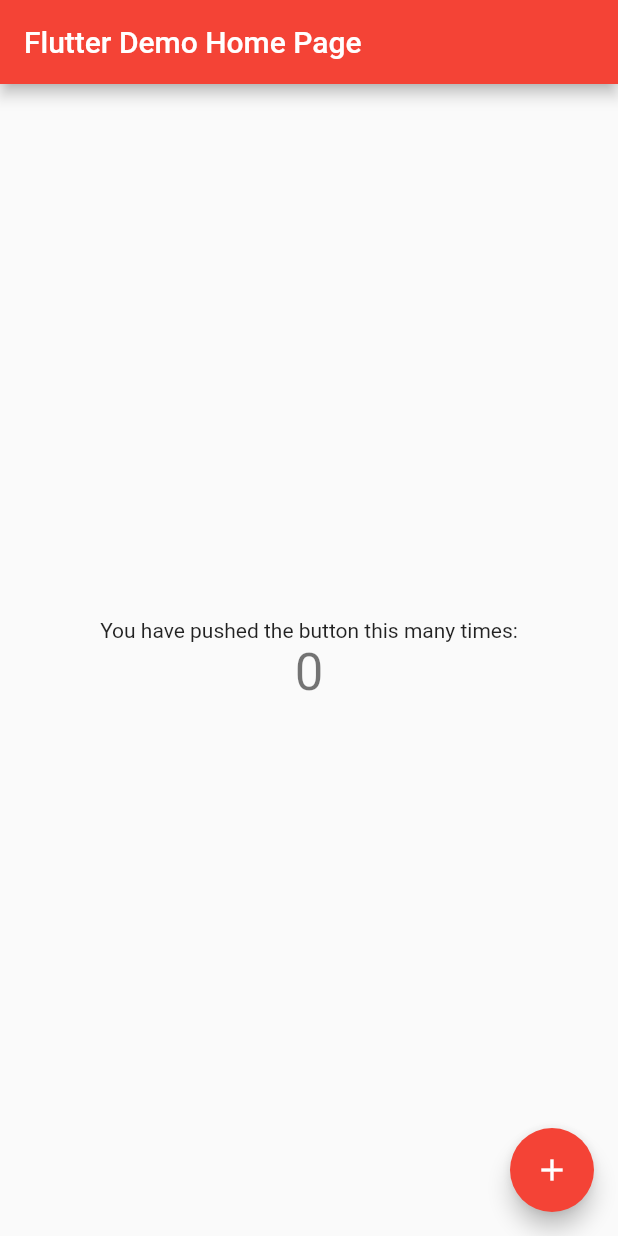
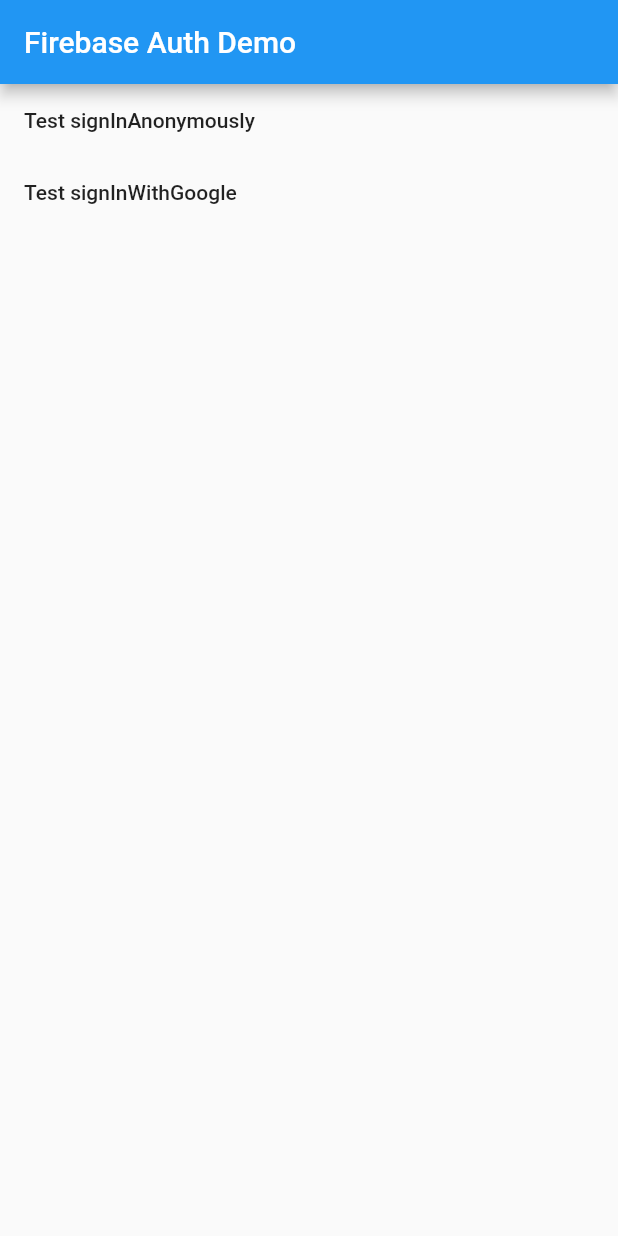
Before and after one commit to spartan-vishan/cryptobot, a Flutter app: the screen it shows after launch, on a phone screen of 412 x 824 dp. Run offline on Flutter 3.47's test engine with Material 2 defaults, Android fonts, the phone set to English and light mode, and no system bars; our stand-ins replace firebase_auth, google_sign_in; accounts and stored records are empty.

Commit message:
setting up auth

```diff
--- a/myapp/lib/main.dart
+++ b/myapp/lib/main.dart
@@ -1,42 +1,29 @@
+import 'dart:async';
+import 'dart:io';
+
 import 'package:flutter/material.dart';
 import 'package:firebase_auth/firebase_auth.dart';
+import 'package:google_sign_in/google_sign_in.dart';
 
+final FirebaseAuth _auth = FirebaseAuth.instance;
+final GoogleSignIn _googleSignIn = new GoogleSignIn();
 
-void main() => runApp(new MyApp());
+void main() {
+  runApp(new MyApp());
+}
 
 class MyApp extends StatelessWidget {
-  // This widget is the root of your application.
   @override
   Widget build(BuildContext context) {
     return new MaterialApp(
-      title: 'Flutter Demo',
-      theme: new ThemeData(
-        // This is the theme of your application.
-        //
-        // Try running your application with "flutter run". You'll see the
-        // application has a blue toolbar. Then, without quitting the app, try
-        // changing the primarySwatch below to Colors.green and then invoke
-        // "hot reload" (press "r" in the console where you ran "flutter run",
-        // or press Run > Flutter Hot Reload in IntelliJ). Notice that the
-        // counter didn't reset back to zero; the application is not restarted.
-        primarySwatch: Colors.red,
-      ),
-      home: new MyHomePage(title: 'Flutter Demo Home Page'),
+      title: 'Firebase Auth Demo',
+      home: new MyHomePage(title: 'Firebase Auth Demo'),
     );
   }
 }
 
 class MyHomePage extends StatefulWidget {
   MyHomePage({Key key, this.title}) : super(key: key);
-
-  // This widget is the home page of your application. It is stateful, meaning
-  // that it has a State object (defined below) that contains fields that affect
-  // how it looks.
-
-  // This class is the configuration for the state. It holds the values (in this
-  // case the title) provided by the parent (in this case the App widget) and
-  // used by the build method of the State. Fields in a Widget subclass are
-  // always marked "final".
 
   final String title;
 
@@ -45,67 +32,84 @@
 }
 
 class _MyHomePageState extends State<MyHomePage> {
-  int _counter = 0;
+  Future<String> _message = new Future<String>.value('');
 
-  void _incrementCounter() {
-    setState(() {
-      // This call to setState tells the Flutter framework that something has
-      // changed in this State, which causes it to rerun the build method below
-      // so that the display can reflect the updated values. If we changed
-      // _counter without calling setState(), then the build method would not be
-      // called again, and so nothing would appear to happen.
-      _counter++;
-    });
+  Future<String> _testSignInAnonymously() async {
+    final FirebaseUser user = await _auth.signInAnonymously();
+    assert(user != null);
+    assert(user.isAnonymous);
+    assert(!user.isEmailVerified);
+    assert(await user.getIdToken() != null);
+    if (Platform.isIOS) {
+      // Anonymous auth doesn't show up as a provider on iOS
+      assert(user.providerData.isEmpty);
+    } else if (Platform.isAndroid) {
+      // Anonymous auth does show up as a provider on Android
+      assert(user.providerData.length == 1);
+      assert(user.providerData[0].providerId == 'firebase');
+      assert(user.providerData[0].uid != null);
+      assert(user.providerData[0].displayName == null);
+      assert(user.providerData[0].photoUrl == null);
+      assert(user.providerData[0].email == null);
+    }
+
+    final FirebaseUser currentUser = await _auth.currentUser();
+    assert(user.uid == currentUser.uid);
+
+    return 'signInAnonymously succeeded: $user';
+  }
+
+  Future<String> _testSignInWithGoogle() async {
+    final GoogleSignInAccount googleUser = await _googleSignIn.signIn();
+    final GoogleSignInAuthentication googleAuth =
+    await googleUser.authentication;
+    final FirebaseUser user = await _auth.signInWithGoogle(
+      accessToken: googleAuth.accessToken,
+      idToken: googleAuth.idToken,
+    );
+    assert(user.email != null);
+    assert(user.displayName != null);
+    assert(!user.isAnonymous);
+    assert(await user.getIdToken() != null);
+
+    final FirebaseUser currentUser = await _auth.currentUser();
+    assert(user.uid == currentUser.uid);
+
+    return 'signInWithGoogle succeeded: $user';
   }
 
   @override
   Widget build(BuildContext context) {
-    // This method is rerun every time setState is called, for instance as done
-    // by the _incrementCounter method above.
-    //
-    // The Flutter framework has been optimized to make rerunning build methods
-    // fast, so that you can just rebuild anything that needs updating rather
-    // than having to individually change instances of widgets.
     return new Scaffold(
       appBar: new AppBar(
-        // Here we take the value from the MyHomePage object that was created by
-        // the App.build method, and use it to set our appbar title.
         title: new Text(widget.title),
       ),
-      body: new Center(
-        // Center is a layout widget. It takes a single child and positions it
-        // in the middle of the parent.
-        child: new Column(
-          // Column is also layout widget. It takes a list of children and
-          // arranges them vertically. By default, it sizes itself to fit its
-          // children horizontally, and tries to be as tall as its parent.
-          //
-          // Invoke "debug paint" (press "p" in the console where you ran
-          // "flutter run", or select "Toggle Debug Paint" from the Flutter tool
-          // window in IntelliJ) to see the wireframe for each widget.
-          //
-          // Column has various properties to control how it sizes itself and
-          // how it positions its children. Here we use mainAxisAlignment to
-          // center the children vertically; the main axis here is the vertical
-          // axis because Columns are vertical (the cross axis would be
-          // horizontal).
-          mainAxisAlignment: MainAxisAlignment.center,
-          children: <Widget>[
-            new Text(
-              'You have pushed the button this many times:',
-            ),
-            new Text(
-              '$_counter',
-              style: Theme.of(context).textTheme.display1,
-            ),
-          ],
-        ),
+      body: new Column(
+        crossAxisAlignment: CrossAxisAlignment.start,
+        children: <Widget>[
+          new MaterialButton(
+              child: const Text('Test signInAnonymously'),
+              onPressed: () {
+                setState(() {
+                  _message = _testSignInAnonymously();
+                });
+              }),
+          new MaterialButton(
+              child: const Text('Test signInWithGoogle'),
+              onPressed: () {
+                setState(() {
+                  _message = _testSignInWithGoogle();
+                });
+              }),
+          new FutureBuilder<String>(
+              future: _message,
+              builder: (_, AsyncSnapshot<String> snapshot) {
+                return new Text(snapshot.data ?? '',
+                    style: const TextStyle(
+                        color: const Color.fromARGB(255, 0, 155, 0)));
+              }),
+        ],
       ),
-      floatingActionButton: new FloatingActionButton(
-        onPressed: _incrementCounter,
-        tooltip: 'Increment',
-        child: new Icon(Icons.add),
-      ), // This trailing comma makes auto-formatting nicer for build methods.
     );
   }
 }
```
